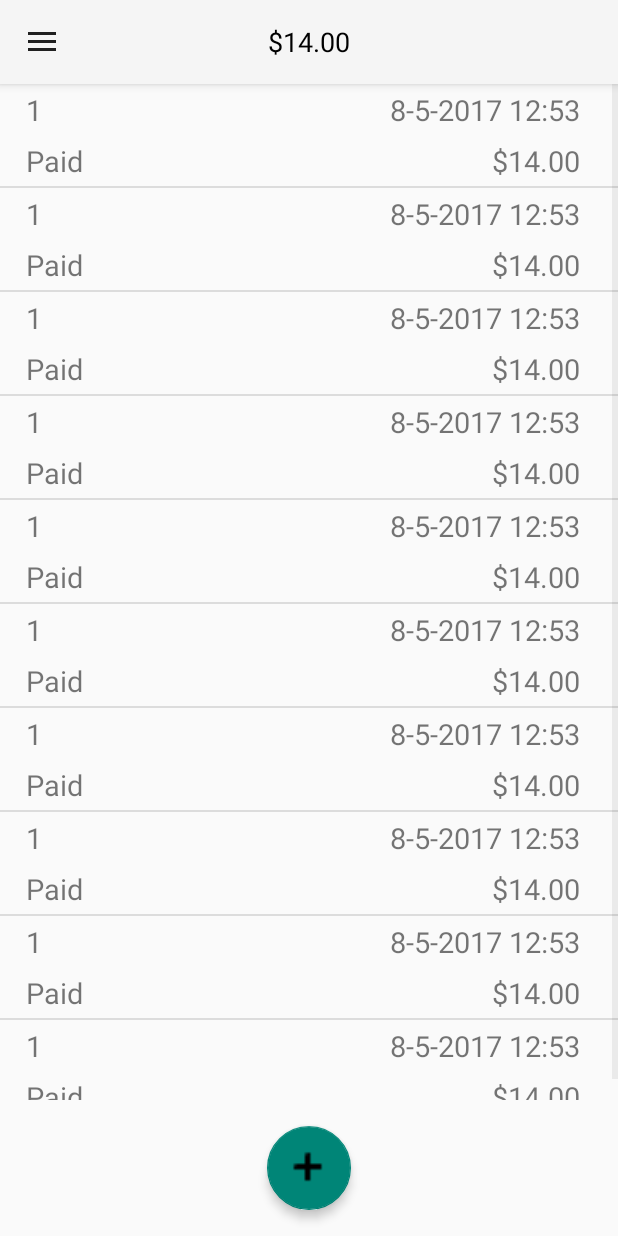
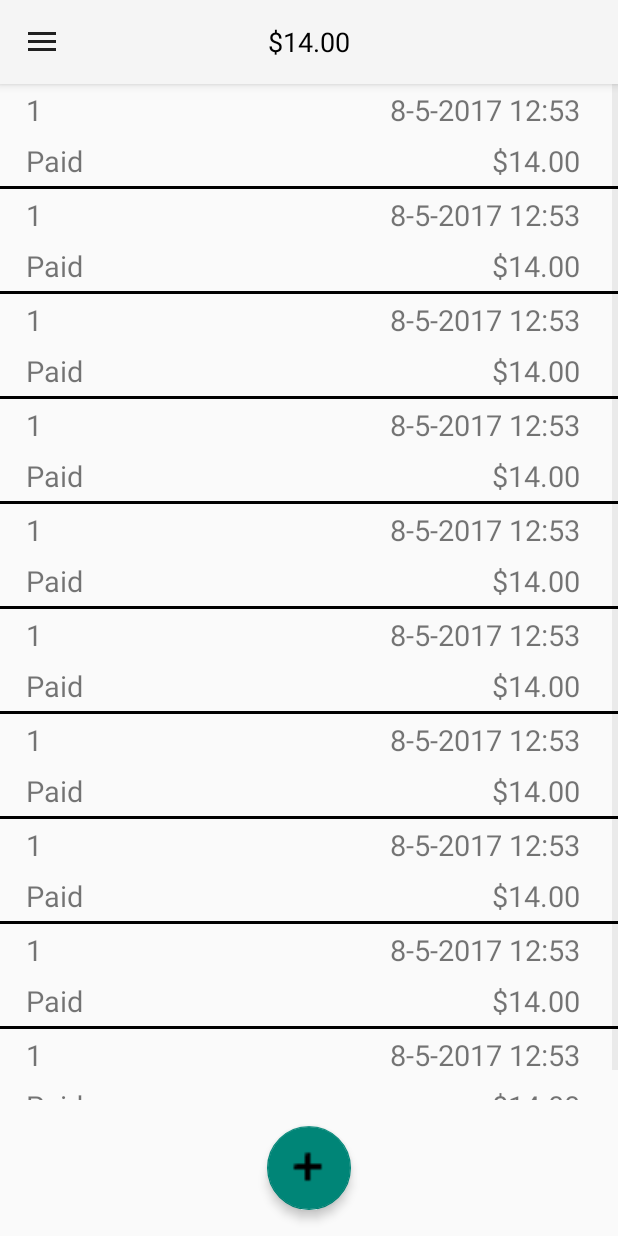
Before and after one commit to Mschoot1/OrderApp, an Android app: the OrderHistoryActivity screen opened directly, with no data from a screen before it, on a phone screen of 412 x 824 dp. Run offline under Robolectric (Android 15) with nearby library versions, the phone set to English and light mode, and no system bars.

Commit message:
Added divider to products & orders layout

```diff
--- a/app/build.gradle
+++ b/app/build.gradle
@@ -24,9 +24,9 @@ dependencies {
     androidTestCompile('com.android.support.test.espresso:espresso-core:2.2.2', {
         exclude group: 'com.android.support', module: 'support-annotations'
     })
+    compile project(':libs:StickyListHeaders')
     compile 'com.android.support:appcompat-v7:25.3.1'
     compile 'com.android.support.constraint:constraint-layout:1.0.2'
     compile 'com.android.support:design:25.3.1'
-    compile project(':libs:StickyListHeaders')
     testCompile 'junit:junit:4.12'
 }
--- a/app/src/main/res/layout/activity_order_history.xml
+++ b/app/src/main/res/layout/activity_order_history.xml
@@ -24,7 +24,9 @@
             android:layout_width="match_parent"
             android:layout_height="match_parent"
             android:layout_below="@+id/toolbar_include"
-            android:layout_above="@+id/fab" />
+            android:layout_above="@+id/fab"
+            android:divider="@android:color/black"
+            android:dividerHeight="2dp"/>
 
         <android.support.design.widget.FloatingActionButton
             android:id="@+id/fab"
--- a/app/src/main/res/layout/activity_products.xml
+++ b/app/src/main/res/layout/activity_products.xml
@@ -1,6 +1,5 @@
 <?xml version="1.0" encoding="utf-8"?>
 <android.support.v4.widget.DrawerLayout xmlns:android="http://schemas.android.com/apk/res/android"
-    xmlns:app="http://schemas.android.com/apk/res-auto"
     xmlns:tools="http://schemas.android.com/tools"
     android:id="@+id/drawer_layout"
     android:layout_width="match_parent"
@@ -30,7 +29,9 @@
             android:fastScrollEnabled="true"
             android:overScrollMode="never"
             android:padding="0dp"
-            android:scrollbarStyle="outsideOverlay" />
+            android:scrollbarStyle="outsideOverlay"
+            android:divider="@android:color/black"
+            android:dividerHeight="2dp"/>
 
         <TextView
             android:id="@+id/textViewTotal"
```
